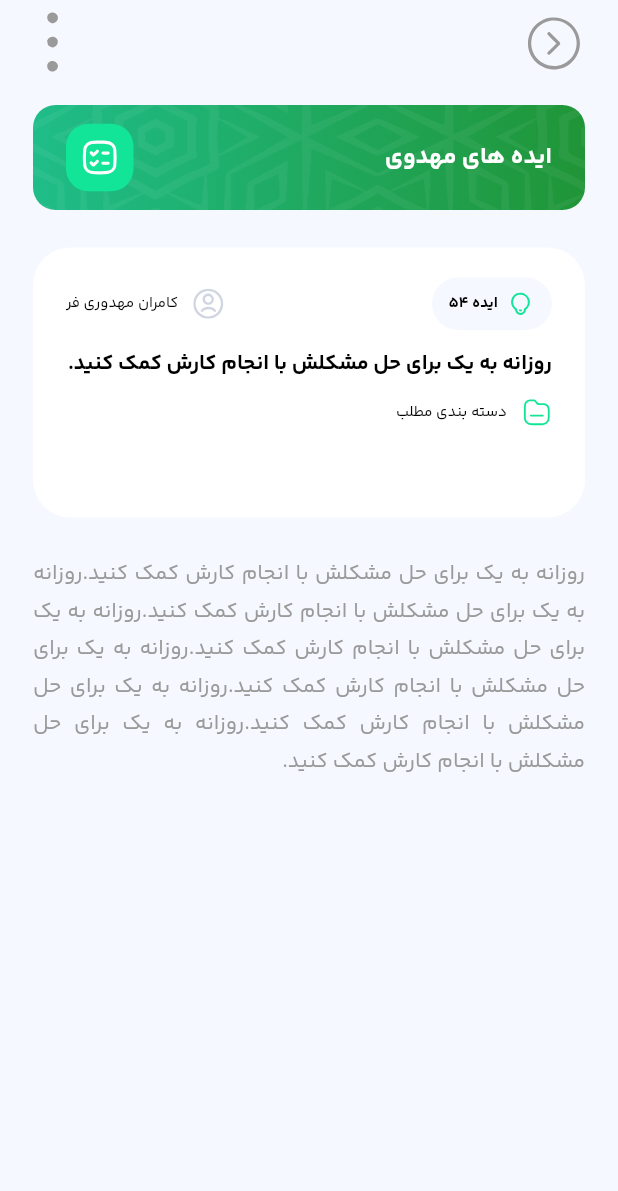
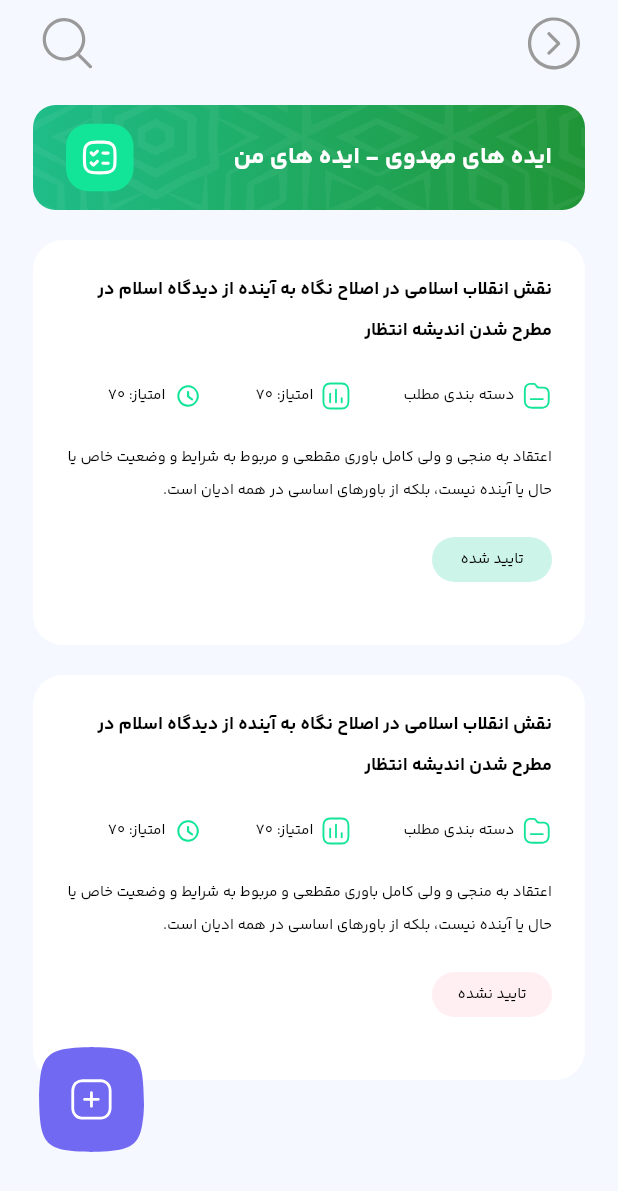
Before and after one commit to HamidrezaTorkamaneh/loginapp, a Flutter app: the screen it shows after launch, on a phone screen of 412 x 824 dp. Shown: the top 1191 px of the screen. Run offline on Flutter 3.47's test engine with Material 3 defaults, Android fonts, the phone set to English and light mode, and no system bars; our stand-ins replace dio, flutter_otp_text_field, flutter_svg, hive, pin_code_fields, slide_countdown; accounts and stored records are empty; project files that could hold a hidden picture were left out.

Commit message:
finished detail idea screen and my idea screen

```diff
--- a/lib/main.dart
+++ b/lib/main.dart
@@ -5,6 +5,7 @@ import 'package:loginapp/screens/enter_code/number_code_screen.dart';
 import 'package:loginapp/screens/ideas/add_idea_screen.dart';
 import 'package:loginapp/screens/ideas/detail_idea_screen.dart';
 import 'package:loginapp/screens/ideas/mahdavi_idaes_screen.dart';
+import 'package:loginapp/screens/ideas/my_idea_screen.dart';
 import 'package:loginapp/screens/login_screens/login_by_email_screen.dart';
 import 'package:loginapp/screens/login_screens/login_by_number_screen.dart';
 import 'package:loginapp/screens/login_screens/login_screen.dart';
@@ -81,7 +82,7 @@ class MyApp extends StatelessWidget {
         Locale("fa", "IR"),
       ],
       debugShowCheckedModeBanner: false,
-      home:DetailIdeaScreen(),
+      home:MyIdeaScreen(),
     );
   }
 }
--- /dev/null
+++ b/lib/screens/ideas/my_idea_screen.dart
@@ -0,0 +1,71 @@
+import 'dart:io';
+
+import 'package:flutter/cupertino.dart';
+import 'package:flutter/material.dart';
+import 'package:flutter/services.dart';
+import 'package:loginapp/widgets/cusotm_icon.dart';
+import 'package:loginapp/widgets/custom_color.dart';
+import 'package:loginapp/widgets/get_floating_action_button.dart';
+import 'package:loginapp/widgets/header.dart';
+import 'package:loginapp/widgets/idea_item3.dart';
+
+import '../../widgets/appbar_button.dart';
+import '../../widgets/custom_appbar.dart';
+
+class MyIdeaScreen extends StatelessWidget {
+  const MyIdeaScreen({super.key});
+
+  @override
+  Widget build(BuildContext context) {
+    final ThemeData theme = Theme.of(context);
+    return Scaffold(
+      backgroundColor: CustomColor.backGroundColor,
+      appBar: PreferredSize(
+        child: CustomAppBar(
+          systemUiOverlayStyle: SystemUiOverlayStyle(
+            statusBarColor: CustomColor.backGroundColor,
+            statusBarIconBrightness: Brightness.dark,
+            systemNavigationBarColor: CustomColor.backGroundColor,
+            systemNavigationBarIconBrightness: Brightness.dark,
+          ),
+          actions: [
+            AppbarButton(
+              icon: 'search',
+              size: 60,
+              color: CustomColor.greyColor1,
+            )
+          ],
+          leading: InkWell(
+            onTap: () {
+              //Navigator.pop(context);
+              if (Platform.isAndroid) {
+                SystemNavigator.pop(animated: true);
+              } else {
+                exit(0);
+              }
+            },
+            child: AppbarButton(
+              icon: 'arrow_back_circle',
+              size: 60,
+              color: CustomColor.greyColor1,
+            ),
+          ),
+        ),
+        preferredSize: const Size.fromHeight(70),
+      ),
+      body: Column(
+        children: [
+          Header(text: 'ایده های مهدوی - ایده های من'),
+          SizedBox(height: 20),
+          IdeaItem3(text: 'تایید شده', color: CustomColor.greenShadowColor),
+          SizedBox(height: 20),
+          IdeaItem3(text: 'تایید نشده', color: CustomColor.redShadowColor),
+        ],
+      ),
+      floatingActionButton: Padding(
+        padding: const EdgeInsets.only(bottom: 40, left: 10),
+        child: GetFloatingActionButton(),
+      ),
+    );
+  }
+}
--- a/lib/widgets/alert.dart
+++ b/lib/widgets/alert.dart
@@ -15,7 +15,7 @@ class Alert extends StatelessWidget {
       height: 32,
       width: 200,
       decoration: BoxDecoration(
-          borderRadius: BorderRadius.circular(8), color: CustomColor.redColor),
+          borderRadius: BorderRadius.circular(8), color: CustomColor.redShadowColor),
       child: Row(
         mainAxisAlignment: MainAxisAlignment.center,
         children: [
--- a/lib/widgets/custom_color.dart
+++ b/lib/widgets/custom_color.dart
@@ -3,10 +3,12 @@ import 'dart:ui';
 class CustomColor {
   static const Color purpleColor1 = Color(0xff6681e8);
   static const Color purpleColor2 = Color(0xff7269f2);
-  static const Color redColor= Color(0xffffeff2);
+  static const Color redShadowColor= Color(0xffffeff2);
   static const Color greenColor1=Color(0xff00dbbf);
   static const Color greenColor2=Color(0xff13e598);
+  static const Color greenShadowColor=Color(0xffccf4e9);
   static const Color backGroundColor=Color(0xfff5f8ff);
   static const Color greyColor1=Color(0xff9a9a9a);
   static const Color greyColor2=Color(0xffd0d5e2);
+
 }
--- a/lib/widgets/idea_item2.dart
+++ b/lib/widgets/idea_item2.dart
@@ -15,7 +15,7 @@ class IdeaItem2 extends StatelessWidget{
       width: double.infinity,
       height: 180,
       decoration: BoxDecoration(
-        borderRadius: BorderRadius.circular(25),
+        borderRadius: BorderRadius.circular(20),
         color: Colors.white,
       ),
       child: Column(
--- /dev/null
+++ b/lib/widgets/idea_item3.dart
@@ -0,0 +1,103 @@
+import 'package:flutter/cupertino.dart';
+import 'package:flutter/material.dart';
+
+import 'cusotm_icon.dart';
+import 'custom_color.dart';
+
+class IdeaItem3 extends StatelessWidget {
+  String text;
+  Color color;
+
+  IdeaItem3({super.key, required this.text, required this.color});
+
+  @override
+  Widget build(BuildContext context) {
+    final ThemeData theme = Theme.of(context);
+    return Container(
+      margin: EdgeInsets.symmetric(horizontal: 22),
+      padding: EdgeInsets.symmetric(horizontal: 22, vertical: 20),
+      height: 270,
+      width: double.infinity,
+      decoration: BoxDecoration(
+        borderRadius: BorderRadius.circular(20),
+        color: Colors.white,
+      ),
+      child: Column(
+        crossAxisAlignment: CrossAxisAlignment.start,
+        children: [
+          Text(
+            'نقش انقلاب اسلامی در اصلاح نگاه به آینده از دیدگاه اسلام در مطرح شدن اندیشه انتظار',
+            style: theme.textTheme.headline3?.apply(
+              fontFamily: 'YB',
+              color: Colors.black,
+              fontSizeDelta: 2,
+              heightDelta: 1,
+            ),
+          ),
+          SizedBox(height: 20),
+          Row(
+            children: [
+              CustomIcon(
+                  icon: 'file', color: CustomColor.greenColor2, size: 20),
+              SizedBox(width: 5),
+              Text(
+                'دسته بندی مطلب',
+                style: theme.textTheme.headline3?.apply(
+                  color: Colors.black,
+                ),
+              ),
+              SizedBox(width: 35),
+              CustomIcon(
+                  icon: 'score',
+                  color: CustomColor.greenColor2,
+                  size: 20),
+              SizedBox(width: 5),
+              Text(
+                'امتیاز: ۷۰',
+                style: theme.textTheme.headline3?.apply(
+                  color: Colors.black,
+                ),
+              ),
+              SizedBox(width: 35),
+              CustomIcon(
+                  icon: 'clock',
+                  color: CustomColor.greenColor2,
+                  size: 20),
+              SizedBox(width: 5),
+              Text(
+                'امتیاز: ۷۰',
+                style: theme.textTheme.headline3?.apply(
+                  color: Colors.black,
+                ),
+              ),
+            ],
+          ),
+          SizedBox(height: 20),
+          Text(
+            'اعتقاد به منجی و ولی کامل باوری مقطعی و مربوط به شرایط و وضعیت خاص یا حال یا آینده نیست، بلکه از باورهای اساسی در همه ادیان است.',
+            style: theme.textTheme.headline3?.apply(
+              heightDelta: 1,
+            ),
+          ),
+          SizedBox(height: 20),
+          Container(
+            height: 30,
+            width: 80,
+            decoration: BoxDecoration(
+              borderRadius: BorderRadius.circular(30),
+              color: color,
+            ),
+            child: Center(
+              child: Text(
+                text,
+                style: theme.textTheme.headline3,
+              ),
+            ),
+          )
+        ],
+      ),
+    )
+    ;
+  }
+
+}
```
Also changed, not shown: lib/screens/ideas/detail_idea_screen.dart (+59 -0 lines), lib/widgets/button_item.dart (added, +52 -0 lines), assets/images/icon_book_mark.svg (added), assets/images/icon_comment.svg (added), assets/images/icon_copy.svg (added), assets/images/icon_emoji.svg (added), assets/images/icon_font.svg (added), assets/images/icon_score.svg (added), lib/generated/assets.dart.
